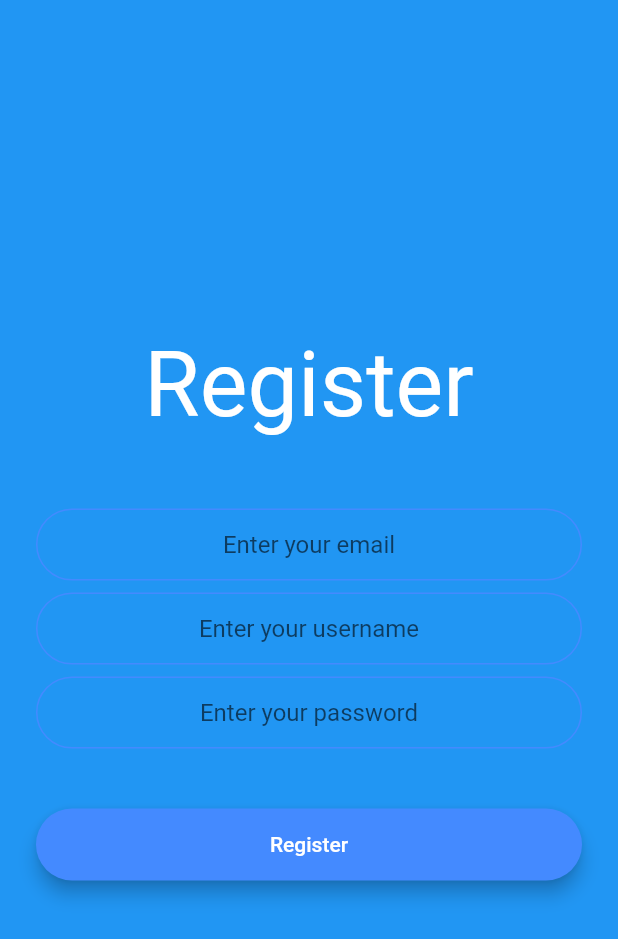
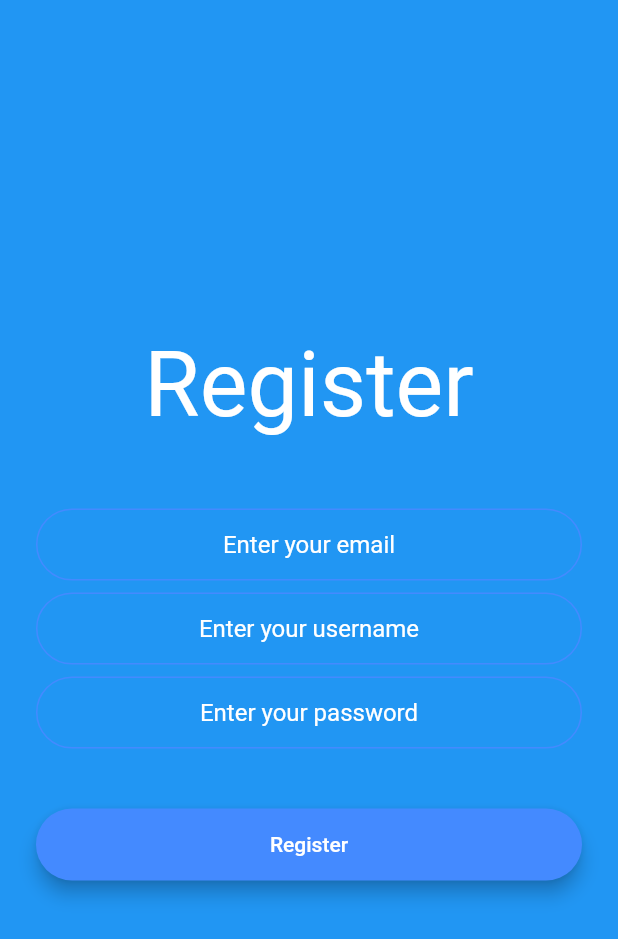
Before and after one commit to LondonTran/MoodApp, a Flutter app: the RegistrationScreen screen opened by its route, on a phone screen of 412 x 824 dp. Shown: the top 939 px of the screen. Run offline on Flutter 3.47's test engine with Material 2 defaults, Android fonts, the phone set to English and light mode, and no system bars; our stand-ins replace cloud_firestore, firebase_auth, firebase_core, modal_progress_hud; accounts and stored records are empty.

Commit message:
1. Changed TextField text style color to white in TextFields from login_screen.dart and registration_screen.dart
2. Changed hinttext color of form TextFields from login_screen.dart and registration_screen.dart to white.

```diff
--- a/lib/screens/registration_screen.dart
+++ b/lib/screens/registration_screen.dart
@@ -44,21 +44,35 @@ class _RegistrationScreenState extends State<RegistrationScreen> {
               TextField(
                 keyboardType: TextInputType.emailAddress,
                 textAlign: TextAlign.center,
+                style: TextStyle(
+                  color: Colors.white,
+                ),
                 onChanged: (value) {
                   email = value;
                 },
                 decoration: kTextFieldDecoration.copyWith(
-                      hintText: 'Enter your email')),
+                    hintText: 'Enter your email',
+                    hintStyle: TextStyle(
+                      color: Colors.white,
+                    )),
+              ),
               SizedBox(
                 height: 8.0,
               ),
               TextField(
                 textAlign: TextAlign.center,
+                style: TextStyle(
+                  color: Colors.white,
+                ),
                 onChanged: (value) {
                   username = value;
                 },
                 decoration: kTextFieldDecoration.copyWith(
-                      hintText: 'Enter your username')),
+                    hintText: 'Enter your username',
+                    hintStyle: TextStyle(
+                      color: Colors.white,
+                    )),
+              ),
               SizedBox(
                 height: 8.0,
               ),
@@ -69,7 +83,10 @@ class _RegistrationScreenState extends State<RegistrationScreen> {
                   password = value;
                 },
                 decoration: kTextFieldDecoration.copyWith(
-                    hintText: 'Enter your password'),
+                    hintText: 'Enter your password',
+                    hintStyle: TextStyle(
+                      color: Colors.white,
+                    )),
               ),
               SizedBox(
                 height: 24.0,
--- a/pubspec.yaml
+++ b/pubspec.yaml
@@ -32,6 +32,7 @@ dependencies:
   firebase_auth: ^1.1.4
   cloud_firestore: ^2.1.0
   modal_progress_hud: ^0.1.3
+  flutter_neumorphic: ^3.0.3
 
 dev_dependencies:
   flutter_test:
```
Also changed, not shown: lib/screens/login_screen.dart (+20 -4 lines), pubspec.lock. Lines whose indentation alone changed are shown as unchanged.
